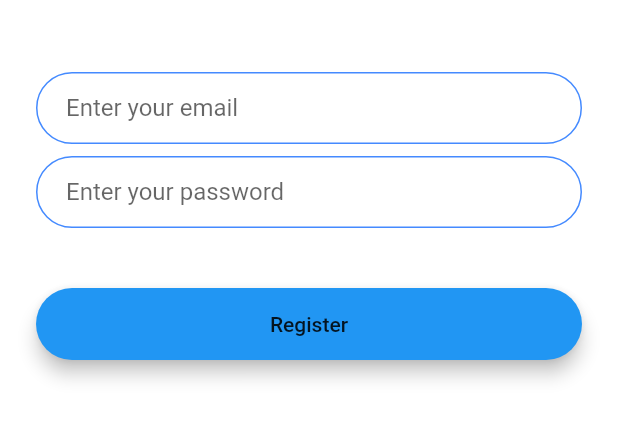
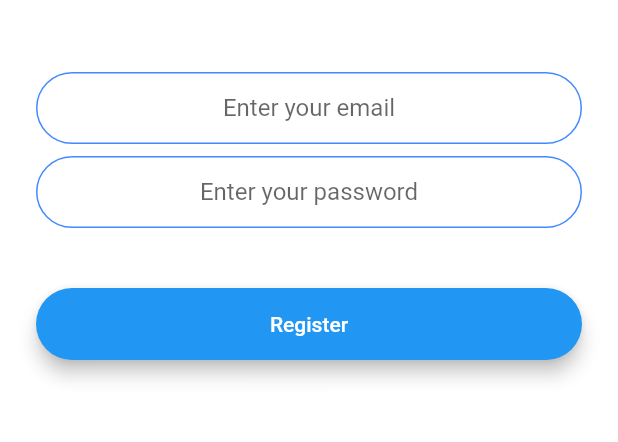
Before and after one commit to bm888/flash-chat-londonbrew, a Flutter app: the RegistrationScreen screen opened by its route, on a phone screen of 412 x 824 dp, the part 576-1018 px from its top. Run offline on Flutter 3.47's test engine with Material 2 defaults, Android fonts, the phone set to English and light mode, and no system bars; our stand-ins replace animated_text_kit, firebase_auth; accounts and stored records are empty.

Commit message:
finished 195

```diff
--- a/lib/components/rounded_button.dart
+++ b/lib/components/rounded_button.dart
@@ -19,7 +19,12 @@ class RoundedButton extends StatelessWidget {
           onPressed: screenNav,
           minWidth: 200.0,
           height: 42.0,
-          child: Text(buttonText),
+          child: Text(
+            buttonText,
+            style: TextStyle(
+              color: Colors.white,
+            ),
+          ),
         ),
       ),
     );
--- a/lib/constants.dart
+++ b/lib/constants.dart
@@ -17,3 +17,18 @@ const kMessageContainerDecoration = BoxDecoration(
     top: BorderSide(color: Colors.lightBlueAccent, width: 2.0),
   ),
 );
+
+const kTextFieldDecoration = InputDecoration(
+  contentPadding: EdgeInsets.symmetric(vertical: 10.0, horizontal: 20.0),
+  border: OutlineInputBorder(
+    borderRadius: BorderRadius.all(Radius.circular(32.0)),
+  ),
+  enabledBorder: OutlineInputBorder(
+    borderSide: BorderSide(color: Colors.blueAccent, width: 1.0),
+    borderRadius: BorderRadius.all(Radius.circular(32.0)),
+  ),
+  focusedBorder: OutlineInputBorder(
+    borderSide: BorderSide(color: Colors.blueAccent, width: 2.0),
+    borderRadius: BorderRadius.all(Radius.circular(32.0)),
+  ),
+);
--- a/lib/main.dart
+++ b/lib/main.dart
@@ -10,11 +10,6 @@ class FlashChat extends StatelessWidget {
   @override
   Widget build(BuildContext context) {
     return MaterialApp(
-      theme: ThemeData.light().copyWith(
-        textTheme: TextTheme(
-          body1: TextStyle(color: Colors.black54),
-        ),
-      ),
       initialRoute: WelcomeScreen.id,
       routes: {
         WelcomeScreen.id: (context) => WelcomeScreen(),
--- a/lib/screens/registration_screen.dart
+++ b/lib/screens/registration_screen.dart
@@ -1,5 +1,8 @@
+import 'package:flash_chat/constants.dart';
+import 'package:flash_chat/screens/chat_screen.dart';
 import 'package:flutter/material.dart';
 import '../components/rounded_button.dart';
+import 'package:firebase_auth/firebase_auth.dart';
 
 class RegistrationScreen extends StatefulWidget {
   static const String id = 'registration_screen';
@@ -9,6 +12,11 @@ class RegistrationScreen extends StatefulWidget {
 }
 
 class _RegistrationScreenState extends State<RegistrationScreen> {
+  final _auth = FirebaseAuth.instance;
+
+  String email;
+  String password;
+
   @override
   Widget build(BuildContext context) {
     return Scaffold(
@@ -30,49 +38,25 @@ class _RegistrationScreenState extends State<RegistrationScreen> {
               height: 48.0,
             ),
             TextField(
+              textAlign: TextAlign.center,
+              keyboardType: TextInputType.emailAddress,
               onChanged: (value) {
-                //Do something with the user input.
+                email = value;
               },
-              decoration: InputDecoration(
-                hintText: 'Enter your email',
-                contentPadding:
-                    EdgeInsets.symmetric(vertical: 10.0, horizontal: 20.0),
-                border: OutlineInputBorder(
-                  borderRadius: BorderRadius.all(Radius.circular(32.0)),
-                ),
-                enabledBorder: OutlineInputBorder(
-                  borderSide: BorderSide(color: Colors.blueAccent, width: 1.0),
-                  borderRadius: BorderRadius.all(Radius.circular(32.0)),
-                ),
-                focusedBorder: OutlineInputBorder(
-                  borderSide: BorderSide(color: Colors.blueAccent, width: 2.0),
-                  borderRadius: BorderRadius.all(Radius.circular(32.0)),
-                ),
-              ),
+              decoration:
+                  kTextFieldDecoration.copyWith(hintText: 'Enter your email'),
             ),
             SizedBox(
               height: 8.0,
             ),
             TextField(
+              textAlign: TextAlign.center,
+              obscureText: true,
               onChanged: (value) {
-                //Do something with the user input.
+                password = value;
               },
-              decoration: InputDecoration(
-                hintText: 'Enter your password',
-                contentPadding:
-                    EdgeInsets.symmetric(vertical: 10.0, horizontal: 20.0),
-                border: OutlineInputBorder(
-                  borderRadius: BorderRadius.all(Radius.circular(32.0)),
-                ),
-                enabledBorder: OutlineInputBorder(
-                  borderSide: BorderSide(color: Colors.blueAccent, width: 1.0),
-                  borderRadius: BorderRadius.all(Radius.circular(32.0)),
-                ),
-                focusedBorder: OutlineInputBorder(
-                  borderSide: BorderSide(color: Colors.blueAccent, width: 2.0),
-                  borderRadius: BorderRadius.all(Radius.circular(32.0)),
-                ),
-              ),
+              decoration: kTextFieldDecoration.copyWith(
+                  hintText: 'Enter your password'),
             ),
             SizedBox(
               height: 24.0,
@@ -80,8 +64,17 @@ class _RegistrationScreenState extends State<RegistrationScreen> {
             RoundedButton(
               buttonText: 'Register',
               buttonColor: Colors.blue,
-              screenNav: () {
-                Navigator.pushNamed(context, RegistrationScreen.id);
+              screenNav: () async {
+//                print('email $email and password $password');
+                try {
+                  final newUser = await _auth.createUserWithEmailAndPassword(
+                      email: email, password: password);
+                  if (newUser != null) {
+                    Navigator.pushNamed(context, ChatScreen.id);
+                  }
+                } catch (e) {
+                  print(e);
+                }
               },
             )
           ],
--- a/pubspec.yaml
+++ b/pubspec.yaml
@@ -12,6 +12,9 @@ dependencies:
 
   cupertino_icons: ^0.1.2
   animated_text_kit: ^2.0.0
+  firebase_core: ^0.4.4
+  firebase_auth: ^0.15.4
+  cloud_firestore: ^0.13.2+1
 
 
 dev_dependencies:
```
Also changed, not shown: lib/screens/chat_screen.dart (+22 -0 lines), lib/screens/login_screen.dart (+9 -36 lines), pubspec.lock, 10 other files.
